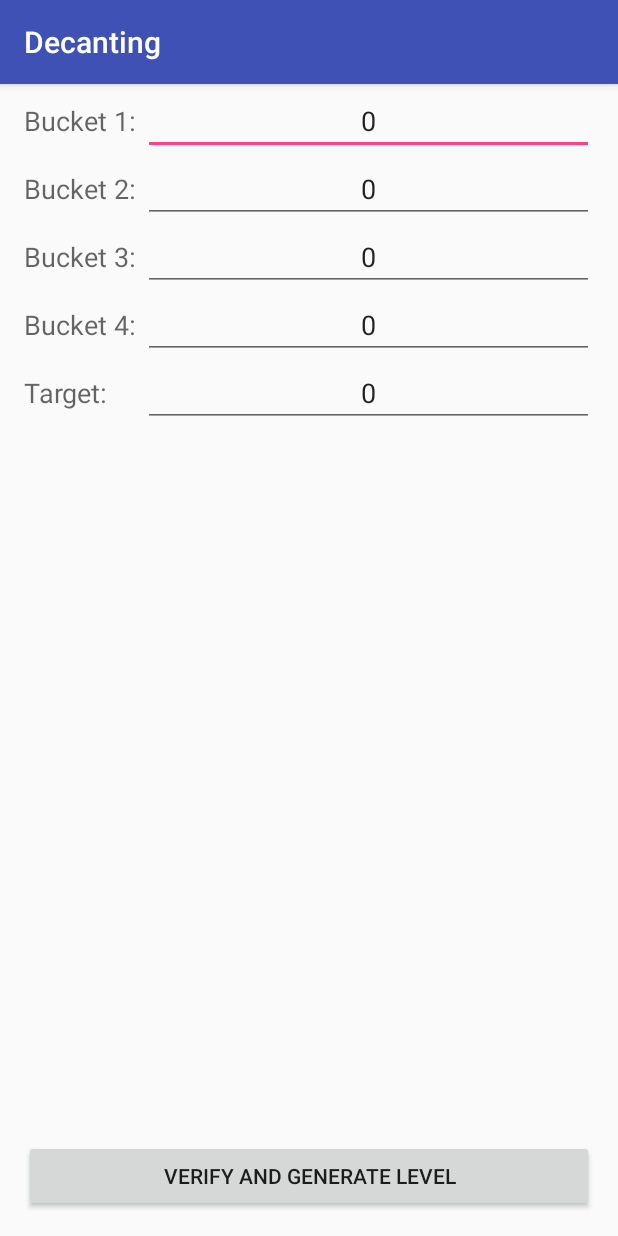
After one commit to MathBunny/decanting, an Android app: the CustomLevelConfiguration screen opened directly, with no data from a screen before it, on a phone screen of 412 x 824 dp. The commit adds this screen. Run offline under Robolectric (Android 15) with nearby library versions, the phone set to English and light mode, and no system bars.

Commit message:
Implement custom level generator and verifier, fix 4 column graphic

```diff
--- a/app/build.gradle
+++ b/app/build.gradle
@@ -23,4 +23,5 @@ dependencies {
     compile fileTree(dir: 'libs', include: ['*.jar'])
     testCompile 'junit:junit:4.12'
     compile 'com.android.support:appcompat-v7:23.4.0'
+    //compile 'com.android.support:appcompat-v7:19.+'
 }
--- a/app/src/main/java/ca/horatiu/decanting/GameRenderer.java
+++ b/app/src/main/java/ca/horatiu/decanting/GameRenderer.java
@@ -197,7 +197,7 @@ public class GameRenderer extends View {
         drawPaint.setStrokeWidth(10);
         for(int x = 1; x <= (numJugs+1)*2-1; x++) {
             //canvas.drawLine(widthStep * (int) ((x + 1) / 2) + ((x % 2 == 0 && x != 2 && x != 8) ? (-GAP) : (0)), heightStep * 4, widthStep * (int)((x + 1) / 2) + ((x % 2 == 0 && x != 2 && x != 8) ? (-GAP) : (0)), heightStep * 2, drawPaint);
-            canvas.drawLine(widthStep * (int) ((x + 1) / 2) + ((x % 2 == 0 && x != 2 ||  x == ((numJugs==3) ? (7) : (5)) ? (-GAP) : (0))), heightStep * 4, widthStep * (int)((x + 1) / 2) + ((x % 2 == 0 && x != 2 || x == ((numJugs==3) ? (7) : (5))) ? (-GAP) : (0)), heightStep * 2, drawPaint);
+            canvas.drawLine(widthStep * (int) ((x + 1) / 2) + ((x % 2 == 0 && x != 2 ||  x == ((numJugs==3) ? (7) : (numJugs==4) ? (9) : (5)) ? (-GAP) : (0))), heightStep * 4, widthStep * (int)((x + 1) / 2) + ((x % 2 == 0 && x != 2 || x == ((numJugs==3) ? (7) : (numJugs==4) ? (9) : (5))) ? (-GAP) : (0)), heightStep * 2, drawPaint);
         } //is it 5?
 
         drawPaint.setColor(Color.parseColor("#03a9f4")); //blue? lol
--- a/app/src/main/java/ca/horatiu/decanting/LevelSelection.java
+++ b/app/src/main/java/ca/horatiu/decanting/LevelSelection.java
@@ -151,4 +151,9 @@ public class LevelSelection extends AppCompatActivity {
         startActivity(intent);
     }
 
+    public void customLevel(View view){
+        Intent customLevelConfigurator = new Intent(this, CustomLevelConfiguration.class);
+        startActivity(customLevelConfigurator);
+    }
+
 }
--- /dev/null
+++ b/app/src/main/res/layout/activity_custom_level_configuration.xml
@@ -0,0 +1,180 @@
+<?xml version="1.0" encoding="utf-8"?>
+<RelativeLayout xmlns:android="http://schemas.android.com/apk/res/android"
+    xmlns:tools="http://schemas.android.com/tools"
+    android:layout_width="match_parent"
+    android:layout_height="match_parent"
+    android:paddingBottom="@dimen/activity_vertical_margin"
+    android:paddingLeft="@dimen/activity_horizontal_margin"
+    android:paddingRight="@dimen/activity_horizontal_margin"
+    android:paddingTop="2dp"
+    tools:context="ca.horatiu.decanting.CustomLevelConfiguration">
+    <RelativeLayout
+        android:layout_width="match_parent"
+        android:layout_height="match_parent"
+        android:id="@+id/relativeLayout">
+
+
+
+        <TextView
+            android:layout_width="wrap_content"
+            android:layout_height="wrap_content"
+            android:text="Bucket 1: "
+            android:id="@+id/bucketLabel1"
+            android:layout_alignTop="@+id/textbox1"
+            android:layout_alignBottom="@+id/textbox1"
+            android:layout_below="@+id/title"
+            android:textAppearance="?android:attr/textAppearanceMedium"
+            android:gravity="center_vertical"
+
+
+            />
+
+        <EditText
+            android:layout_width="wrap_content"
+            android:layout_height="wrap_content"
+            android:layout_toRightOf="@+id/bucketLabel1"
+            android:layout_below="@+id/title"
+            android:id="@+id/textbox1"
+            android:text="@string/zero"
+
+            android:layout_alignParentEnd="true"
+            android:layout_alignParentRight="true"
+
+            android:textAlignment="center"
+            android:inputType="number" />
+
+        <TextView
+            android:layout_width="wrap_content"
+            android:layout_height="wrap_content"
+            android:text="Bucket 2: "
+            android:id="@+id/bucketLabel2"
+            android:layout_alignTop="@+id/textbox2"
+            android:layout_alignBottom="@+id/textbox2"
+            android:layout_below="@+id/bucketLabel1"
+            android:textAppearance="?android:attr/textAppearanceMedium"
+            android:gravity="center_vertical"
+
+
+            />
+
+        <EditText
+            android:layout_width="wrap_content"
+            android:layout_height="wrap_content"
+            android:layout_toRightOf="@+id/bucketLabel2"
+            android:layout_below="@+id/bucketLabel1"
+            android:id="@+id/textbox2"
+            android:text="@string/zero"
+
+            android:layout_alignParentEnd="true"
+            android:layout_alignParentRight="true"
+
+            android:textAlignment="center"
+            android:inputType="number" />
+
+
+        <TextView
+            android:layout_width="wrap_content"
+            android:layout_height="wrap_content"
+            android:text="Bucket 3: "
+            android:id="@+id/bucketLabel3"
+            android:layout_alignTop="@+id/textbox3"
+            android:layout_alignBottom="@+id/textbox3"
+            android:layout_below="@+id/bucketLabel2"
+            android:textAppearance="?android:attr/textAppearanceMedium"
+            android:gravity="center_vertical" />
+
+        <EditText
+            android:layout_width="wrap_content"
+            android:layout_height="wrap_content"
+            android:layout_toRightOf="@+id/bucketLabel3"
+            android:layout_below="@+id/bucketLabel2"
+            android:id="@+id/textbox3"
+            android:text="@string/zero"
+
+            android:layout_alignParentEnd="true"
+            android:layout_alignParentRight="true"
+
+            android:textAlignment="center"
+            android:inputType="number" />
+
+        <TextView
+            android:layout_width="wrap_content"
+            android:layout_height="wrap_content"
+            android:text="Bucket 4: "
+            android:id="@+id/bucketLabel4"
+            android:layout_alignTop="@+id/textbox4"
+            android:layout_alignBottom="@+id/textbox4"
+            android:layout_below="@+id/bucketLabel3"
+            android:textAppearance="?android:attr/textAppearanceMedium"
+            android:gravity="center_vertical" />
+
+        <EditText
+            android:layout_width="wrap_content"
+            android:layout_height="wrap_content"
+            android:layout_toRightOf="@+id/bucketLabel4"
+            android:layout_below="@+id/bucketLabel3"
+            android:id="@+id/textbox4"
+            android:text="@string/zero"
+
+            android:layout_alignParentEnd="true"
+            android:layout_alignParentRight="true"
+
+            android:textAlignment="center"
+            android:inputType="number" />
+
+        <TextView
+            android:layout_width="wrap_content"
+            android:layout_height="wrap_content"
+            android:text="Target: "
+            android:id="@+id/targetCapacityLabel"
+            android:layout_alignTop="@+id/targetCapacity"
+            android:layout_alignBottom="@+id/targetCapacity"
+            android:layout_below="@+id/bucketLabel4"
+            android:textAppearance="?android:attr/textAppearanceMedium"
+            android:gravity="center_vertical" />
+
+        <EditText
+            android:layout_width="wrap_content"
+            android:layout_height="wrap_content"
+            android:layout_toRightOf="@+id/bucketLabel4"
+            android:layout_below="@+id/bucketLabel4"
+            android:id="@+id/targetCapacity"
+            android:text="@string/zero"
+
+            android:layout_alignParentEnd="true"
+            android:layout_alignParentRight="true"
+
+            android:textAlignment="center"
+            android:inputType="number" />
+
+
+
+        <Button
+            android:layout_width="wrap_content"
+            android:layout_height="wrap_content"
+            android:text="Verify and Generate Level"
+            android:onClick="generate"
+
+            android:layout_alignParentBottom="true"
+
+            android:layout_toLeftOf="@+id/textbox1"
+            android:layout_toStartOf="@+id/textbox1"
+            android:layout_alignParentEnd="true"
+            android:layout_alignParentStart="true" />
+
+    </RelativeLayout>
+</RelativeLayout>
+<!--
+<TextView
+            android:layout_width="wrap_content"
+            android:layout_height="wrap_content"
+            android:text="@string/level_configuration"
+            android:id="@+id/title"
+            android:textAppearance="?android:attr/textAppearanceLarge"
+            android:gravity="center_vertical"
+
+
+            />
+            -->
+    <!--android:alignParentRight="true"
+                android:alignParentBottom="true" -->
--- a/app/src/main/res/values/strings.xml
+++ b/app/src/main/res/values/strings.xml
@@ -16,4 +16,6 @@
     <string name="about">About</string>
     <string name="about_message">This app is created by Horatiu Lazu, a student at the University of Waterloo pursuing a degree in Computer Science. The purpose of this app is to allow players to enjoy the classic puzzle game of decanting, which involves players manipulating jugs of water to output a specific quantity. The solver engine was created using a top-down breadth-first-search algorithm that caches states to ensure performance. If you have questions regarding the product, contact me at horatiulazu@gmail.com</string>
     <string name="level_selection"><u>Level Selection</u></string>
+    <string name="level_configuration"><u>Level Configuration</u></string>
+    <string name="zero">0</string>
 </resources>
```
Also changed, not shown: app/src/main/AndroidManifest.xml (+16 -14 lines), app/src/main/java/ca/horatiu/decanting/CustomLevelConfiguration.java (added, +58 -0 lines), app/src/main/java/ca/horatiu/decanting/SolutionSolver.java (+9 -3 lines), app/src/main/java/ca/horatiu/decanting/SolutionSolverTest.java (+5 -5 lines), app/src/main/res/layout/activity_level_selection.xml (+22 -0 lines), 1 other file.
